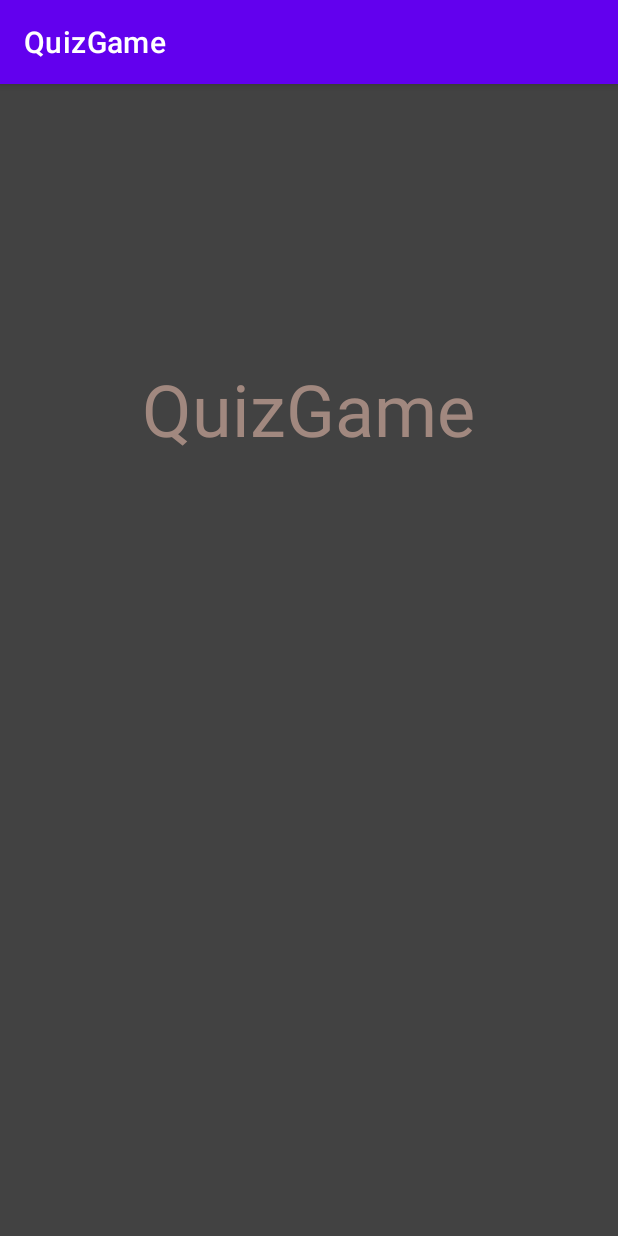
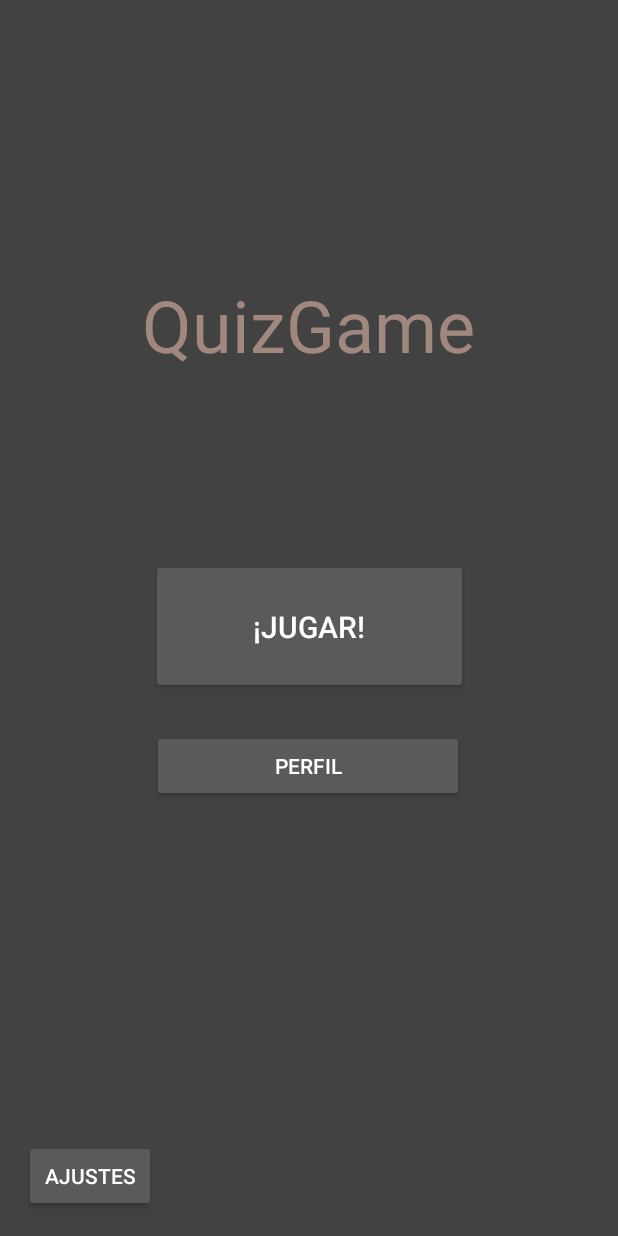
Before and after one commit to VRSDevs/Gameopardy, an Android app: the screen it shows after launch (MainActivity), on a phone screen of 412 x 824 dp. Run offline under Robolectric (Android 15) with nearby library versions, the light colour scheme and no system bars.

Commit message:
Estructura menú principal

```diff
--- a/QuizGame/app/src/main/AndroidManifest.xml
+++ b/QuizGame/app/src/main/AndroidManifest.xml
@@ -8,7 +8,7 @@
         android:label="@string/app_name"
         android:roundIcon="@mipmap/ic_launcher_round"
         android:supportsRtl="true"
-        android:theme="@style/Theme.QuizGame">
+        android:theme="@style/Theme.AppCompat.NoActionBar">
         <activity
             android:name=".MainActivity"
             android:exported="true">
--- a/QuizGame/app/src/main/res/layout/activity_main.xml
+++ b/QuizGame/app/src/main/res/layout/activity_main.xml
@@ -19,4 +19,37 @@
         app:layout_constraintHorizontal_bias="0.498"
         app:layout_constraintStart_toStartOf="parent"
         app:layout_constraintTop_toTopOf="parent" />
+
+    <Button
+        android:id="@+id/btt_play"
+        android:layout_width="211dp"
+        android:layout_height="90dp"
+        android:layout_marginTop="124dp"
+        android:text="@string/btt_play"
+        android:textSize="20sp"
+        app:layout_constraintEnd_toEndOf="parent"
+        app:layout_constraintStart_toStartOf="parent"
+        app:layout_constraintTop_toBottomOf="@+id/txtView_gameName" />
+
+    <Button
+        android:id="@+id/btt_profile"
+        android:layout_width="208dp"
+        android:layout_height="48dp"
+        android:layout_marginTop="24dp"
+        android:text="@string/btt_profile"
+        app:layout_constraintEnd_toEndOf="parent"
+        app:layout_constraintHorizontal_bias="0.497"
+        app:layout_constraintStart_toStartOf="parent"
+        app:layout_constraintTop_toBottomOf="@+id/btt_play" />
+
+    <Button
+        android:id="@+id/btt_settings"
+        android:layout_width="wrap_content"
+        android:layout_height="wrap_content"
+        android:layout_marginStart="16dp"
+        android:layout_marginBottom="16dp"
+        android:text="@string/btt_settings"
+        app:layout_constraintBottom_toBottomOf="parent"
+        app:layout_constraintStart_toStartOf="parent" />
+
 </androidx.constraintlayout.widget.ConstraintLayout>
--- a/QuizGame/app/src/main/res/values/strings.xml
+++ b/QuizGame/app/src/main/res/values/strings.xml
@@ -4,4 +4,7 @@
 
     <!-- Strings de la actividad: Menú principal -->
     <string name="txtView_gameName">QuizGame</string>
+    <string name="btt_play">¡Jugar!</string>
+    <string name="btt_profile">Perfil</string>
+    <string name="btt_settings">Ajustes</string>
 </resources>
```
